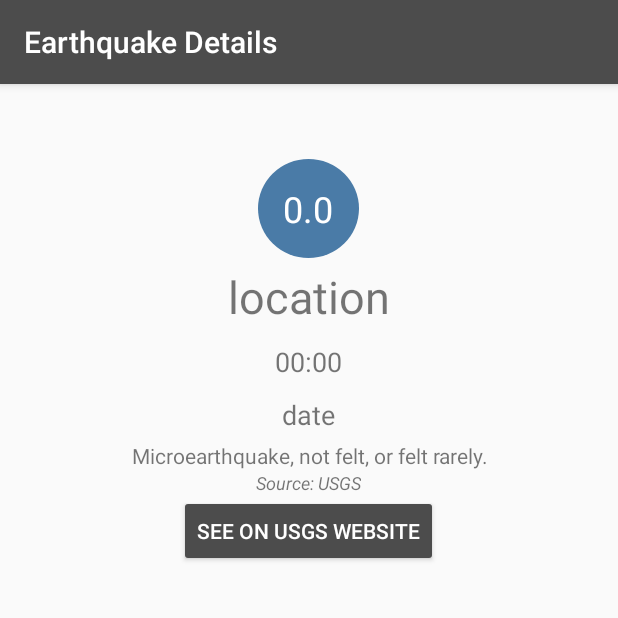
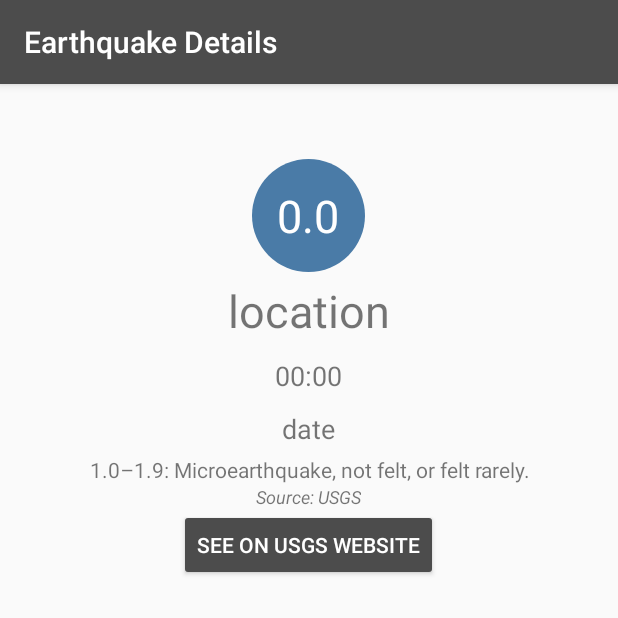
Before and after one commit to endlessrequiem/QuickQuakes, an Android app: the EarthquakeDetailActivity screen opened directly, with no data from a screen before it, after a tap on "SEE ON USGS WEBSITE", on a phone screen of 412 x 824 dp, the top half of it. Run offline under Robolectric (Android 15) with nearby library versions, the phone set to English and light mode, and no system bars.

Commit message:
ui changes

```diff
--- a/app/src/main/java/austindev/xyz/quickquakes/EarthquakeDetailActivity.java
+++ b/app/src/main/java/austindev/xyz/quickquakes/EarthquakeDetailActivity.java
@@ -41,8 +41,6 @@ public class EarthquakeDetailActivity extends AppCompatActivity {
         earthquakeTimeInfo = getSharedPreferences(getString(R.string.time_key), Context.MODE_PRIVATE);
         earthquakeUrlInfo = getSharedPreferences(getString(R.string.url_key), Context.MODE_PRIVATE);
 
-
-
         String currLocation  = earthquakeLocationInfo.getString(getString(R.string.location_key), getResources().getString(R.string.location_default));
         String currMagnitude = earthquakeMagnitudeInfo.getString(getString(R.string.magnitude_key), getResources().getString(R.string.magnitude_default));
         String currTime = earthquakeTimeInfo.getString(getString(R.string.time_key), getResources().getString(R.string.time_default));
@@ -60,13 +58,10 @@ public class EarthquakeDetailActivity extends AppCompatActivity {
         magnitudeCircle.setColor(magnitudeInt);
         getMagnitudeDescription(magnitudeDouble);
 
-        linkButton.setOnClickListener(new View.OnClickListener() {
-            @Override
-            public void onClick(View v) {
-                Uri earthquakeLink = Uri.parse(urlString);
-                Intent websiteIntent = new Intent(Intent.ACTION_VIEW, earthquakeLink);
-                startActivity(websiteIntent);
-            }
+        linkButton.setOnClickListener(v -> {
+            Uri earthquakeLink = Uri.parse(urlString);
+            Intent websiteIntent = new Intent(Intent.ACTION_VIEW, earthquakeLink);
+            startActivity(websiteIntent);
         });
 
     }
--- a/app/src/main/res/layout/earthquake_detail_activity.xml
+++ b/app/src/main/res/layout/earthquake_detail_activity.xml
@@ -26,13 +26,14 @@
 
             <TextView
                 android:id="@+id/magnitude"
-                android:layout_width="67dp"
-                android:layout_height="66dp"
+                android:layout_width="75dp"
+                android:layout_height="75dp"
                 android:background="@drawable/magnitude_circle"
                 android:gravity="center"
                 android:text="0.0"
+                android:textAlignment="center"
                 android:textColor="#FFFFFF"
-                android:textSize="24sp" />
+                android:textSize="30sp" />
 
             <TextView
                 android:id="@+id/location"
--- a/app/src/main/res/values/strings.xml
+++ b/app/src/main/res/values/strings.xml
@@ -57,14 +57,14 @@
 
     <!-- Magnitude Scale -->
     <string name="source">Source: USGS</string>
-    <string name="one">Microearthquake, not felt, or felt rarely.</string>
-    <string name="two">Felt slightly by some people. No damage to buildings.	</string>
-    <string name="three">Often felt by people, but very rarely causes damage. Shaking of indoor objects can be noticeable.	</string>
-    <string name="four">Noticeable shaking of indoor objects and rattling noises. Felt by most people in the affected area. Slightly felt outside. Generally causes zero to minimal damage. Moderate to significant damage very unlikely. Some objects may fall off shelves or be knocked over.</string>
-    <string name="five">Can cause damage of varying severity to poorly constructed buildings. Zero to slight damage to all other buildings. Felt by everyone.</string>
-    <string name="six">Damage to a moderate number of well-built structures in populated areas. Earthquake-resistant structures survive with slight to moderate damage. Poorly designed structures receive moderate to severe damage. Felt in wider areas; up to hundreds of miles/kilometers from the epicenter. Strong to violent shaking in epicentral area.</string>
-    <string name="seven">Causes damage to most buildings, some to partially or completely collapse or receive severe damage. Well-designed structures are likely to receive damage. Felt across great distances with major damage mostly limited to 250 km from epicenter.</string>
-    <string name="eight">Major damage to buildings, structures likely to be destroyed. Will cause moderate to heavy damage to sturdy or earthquake-resistant buildings. Damaging in large areas. Felt in extremely large regions.</string>
-    <string name="nine">At or near total destruction – severe damage or collapse to all buildings. Heavy damage and shaking extends to distant locations. Permanent changes in ground topography.</string>
+    <string name="one">1.0–1.9: Microearthquake, not felt, or felt rarely.</string>
+    <string name="two">2.0–2.9: Felt slightly by some people. No damage to buildings.	</string>
+    <string name="three">3.0–3.9: Often felt by people, but very rarely causes damage. Shaking of indoor objects can be noticeable.	</string>
+    <string name="four">4.0–4.9: Noticeable shaking of indoor objects and rattling noises. Felt by most people in the affected area. Slightly felt outside. Generally causes zero to minimal damage. Moderate to significant damage very unlikely. Some objects may fall off shelves or be knocked over.</string>
+    <string name="five">5.0–5.9: Can cause damage of varying severity to poorly constructed buildings. Zero to slight damage to all other buildings. Felt by everyone.</string>
+    <string name="six">6.0–6.9: Damage to a moderate number of well-built structures in populated areas. Earthquake-resistant structures survive with slight to moderate damage. Poorly designed structures receive moderate to severe damage. Felt in wider areas; up to hundreds of miles/kilometers from the epicenter. Strong to violent shaking in epicentral area.</string>
+    <string name="seven">7.0–7.9: Causes damage to most buildings, some to partially or completely collapse or receive severe damage. Well-designed structures are likely to receive damage. Felt across great distances with major damage mostly limited to 250 km from epicenter.</string>
+    <string name="eight">8.0–8.9: Major damage to buildings, structures likely to be destroyed. Will cause moderate to heavy damage to sturdy or earthquake-resistant buildings. Damaging in large areas. Felt in extremely large regions.</string>
+    <string name="nine">9.0+: At or near total destruction – severe damage or collapse to all buildings. Heavy damage and shaking extends to distant locations. Permanent changes in ground topography.</string>
     <string name="defScale">Default</string>
 </resources>
```
